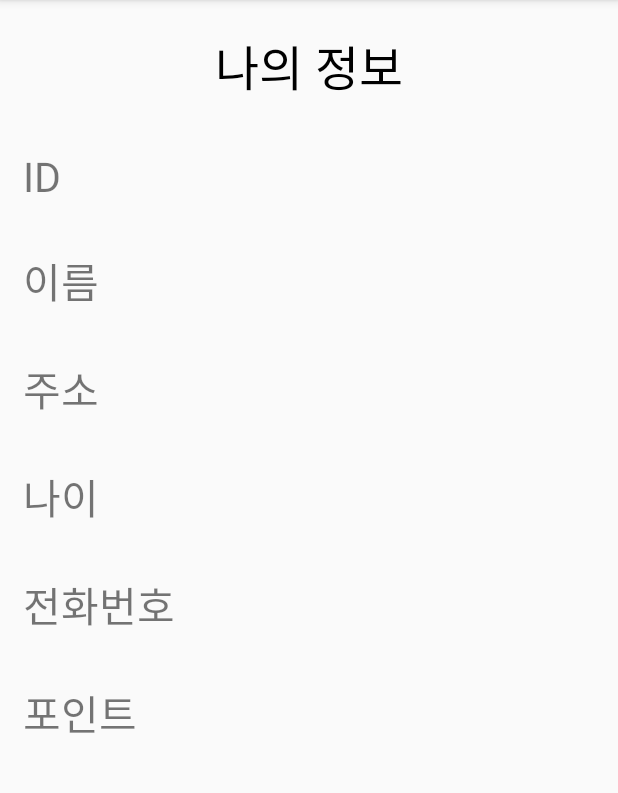
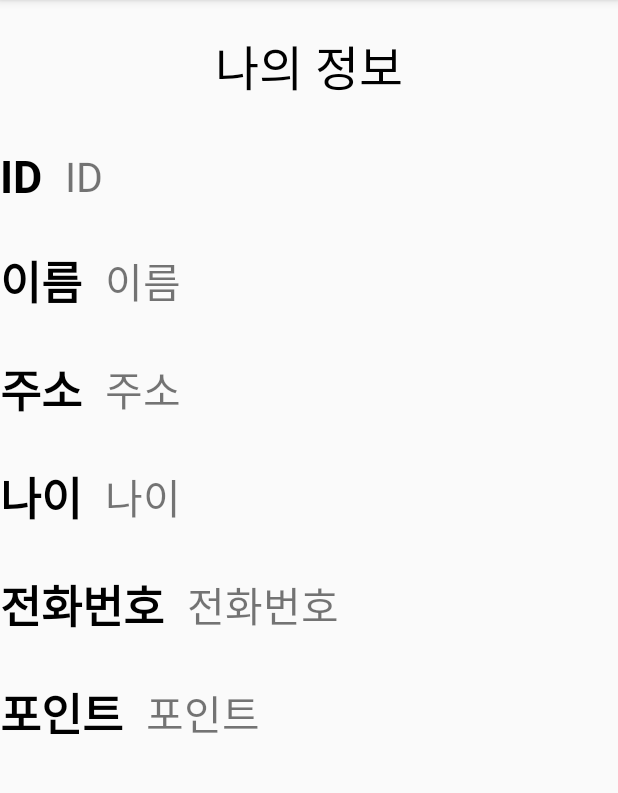
Before and after one commit to puppy9207/SubwayApp, an Android app: the fragment MyInfo shown on its own in the app's theme, on a phone screen of 412 x 824 dp, the part 84-877 px from its top. Run offline under Robolectric (Android 15) with nearby library versions, the phone set to English and light mode, and no system bars.

```diff
--- a/app/src/main/java/com/example/puppy/subwayapp/Login.java
+++ b/app/src/main/java/com/example/puppy/subwayapp/Login.java
@@ -99,7 +99,7 @@ public class Login extends Fragment {
     }
 
     /**
-     *  가져온 JWT 토큰을 SharedPreferences 영영게 저장한다.
+     *  가져온 JWT 토큰을 SharedPreferences 영역에 저장한다.
      */
     private void saveJWT(String JWT)
     {
@@ -117,7 +117,14 @@ public class Login extends Fragment {
      */
     private boolean isLogedin()
     {
-        SharedPreferences setting = getActivity().getSharedPreferences("login",0);
+        SharedPreferences setting = null;
+        try{
+            setting = getActivity().getSharedPreferences("login",0);
+        }catch(NullPointerException e){
+            Log.e("로그인 에러", "로그인 안되있음 - 익셉션 핸들링 완료;");
+            setting = null;
+            return false;
+        }
 
         if(setting.getString("JWT","notExist").equals("notExist"))
         {
--- a/app/src/main/java/com/example/puppy/subwayapp/MyInfo.java
+++ b/app/src/main/java/com/example/puppy/subwayapp/MyInfo.java
@@ -1,12 +1,22 @@
 package com.example.puppy.subwayapp;
 
 
+import android.app.Activity;
+import android.content.SharedPreferences;
 import android.os.Bundle;
 import android.support.v4.app.Fragment;
+import android.util.Log;
 import android.view.LayoutInflater;
 import android.view.View;
 import android.view.ViewGroup;
 import android.widget.TextView;
+import android.widget.Toast;
+
+import com.example.puppy.subwayapp.task.TaskGet;
+import com.example.puppy.subwayapp.vo.ClientVO;
+import com.fasterxml.jackson.databind.ObjectMapper;
+
+import java.nio.file.Path;
 
 
 /**
@@ -15,7 +25,7 @@ import android.widget.TextView;
 public class MyInfo extends Fragment {
 
     TextView myInfoId,myInfoName,myInfoAddr,myInfoTel,myInfoPoint,myInfoAge;
-
+    Activity activity;
     public MyInfo() {
         // Required empty public constructor
     }
@@ -25,6 +35,9 @@ public class MyInfo extends Fragment {
     public View onCreateView(LayoutInflater inflater, ViewGroup container,
                              Bundle savedInstanceState) {
         ViewGroup root = (ViewGroup) inflater.inflate(R.layout.fragment_my_info, container, false);
+        activity = getActivity();
+        ClientVO vo = getClientInfo();
+
         myInfoId = (TextView)root.findViewById(R.id.myInfoId);
         myInfoName = (TextView)root.findViewById(R.id.myInfoName);
         myInfoAddr= (TextView)root.findViewById(R.id.myInfoAddr);
@@ -33,7 +46,78 @@ public class MyInfo extends Fragment {
         myInfoAge = (TextView)root.findViewById(R.id.myInfoAge);
 
         //setText로 보여주기만 하면됩니다
+
+        if(getClientInfo() != null)
+        {
+            myInfoId.setText(vo.getId());
+            myInfoName.setText(vo.getName());
+            myInfoAddr.setText(vo.getAddress());
+            myInfoTel.setText(vo.getTel());
+            myInfoPoint.setText(""+vo.getPoint());
+            myInfoAge.setText(""+vo.getAge());
+        }
+
         return root;
     }
 
+
+    /**
+     * 로그인 되있는지 안되있는지를 확인하고 로그인 되어있으면 clientVO를 웹이서 가져오는 함수
+     * @return
+     */
+    private ClientVO getClientInfo()
+    {
+        SharedPreferences setting;
+        String jwt;
+        if(isLogedin())
+        {
+            setting = activity.getSharedPreferences("login",0);
+            jwt = setting.getString("JWT","");
+            return sendData(jwt);
+        }else{
+            return null;
+        }
+    }
+
+
+    /**
+     * 사용자가  로그인 했는지 안했는지 확인
+     * @return   로그인 되있으면 true 없으면 false;
+     */
+    private boolean isLogedin()
+    {
+        SharedPreferences setting = null;
+        try{
+            setting = activity.getSharedPreferences("login",0);
+        }catch(NullPointerException e){
+            Log.e("로그인 에러", "로그인 안되있음 - 익셉션 핸들링 완료;");
+            setting = null;
+            return false;
+        }
+        if(setting.getString("JWT","notExist").equals("notExist"))
+        {
+            Toast.makeText(getActivity(), "로그인 안되있음", Toast.LENGTH_SHORT).show();
+            return false;
+        }else{
+            return true;
+        }
+    }
+
+    /**
+     * 웹으로 JWT를 보내고 Client 데이터 가져오는 함수
+     * @param jwt 내 디바이스에서 가져온 jwt
+     */
+    private ClientVO sendData(String jwt)
+    {
+        TaskGet task = new TaskGet("api/getClientInfo.json","?jwt="+jwt);
+        ObjectMapper mapper = new ObjectMapper();
+        try{
+            String result = task.execute().get();
+
+           return  mapper.readValue(result,ClientVO.class);
+        }catch (Exception e){
+            e.printStackTrace();
+        }
+        return null;
+    }
 }
--- a/app/src/main/java/com/example/puppy/subwayapp/NoticeContext.java
+++ b/app/src/main/java/com/example/puppy/subwayapp/NoticeContext.java
@@ -41,7 +41,6 @@ public class NoticeContext extends Fragment {
         return root;
     }
 
-
     /**
      * 공지사항 VO를 메인 엑티비티에서 입력받아서 설정한다.
      * @param vo     공지사항 VO
@@ -52,4 +51,5 @@ public class NoticeContext extends Fragment {
         this.contents = vo.getContent();
         this.author   = vo.getUser_id();
     }
+
 }
--- a/app/src/main/res/layout/fragment_my_info.xml
+++ b/app/src/main/res/layout/fragment_my_info.xml
@@ -6,6 +6,11 @@
     tools:context="com.example.puppy.subwayapp.MyInfo">
 
     <!-- TODO: Update blank fragment layout -->
+
+    <LinearLayout
+        android:layout_width="match_parent"
+        android:layout_height="wrap_content"
+        android:orientation="vertical">
 
         <TextView
             android:id="@+id/textView17"
@@ -18,6 +23,23 @@
             android:textColor="@color/black"
             android:textSize="32sp" />
 
+    </LinearLayout>
+
+    <LinearLayout
+        android:layout_width="match_parent"
+        android:layout_height="wrap_content"
+        android:gravity="center"
+        android:orientation="horizontal">
+
+        <TextView
+            android:id="@+id/textView18"
+            android:layout_width="wrap_content"
+            android:layout_height="wrap_content"
+            android:text="ID"
+            android:textColor="#000000"
+            android:textSize="30sp"
+            android:textStyle="bold" />
+
         <TextView
             android:id="@+id/myInfoId"
             android:layout_width="match_parent"
@@ -25,6 +47,22 @@
             android:layout_margin="15dp"
             android:text="ID"
             android:textSize="27sp" />
+    </LinearLayout>
+
+    <LinearLayout
+        android:layout_width="match_parent"
+        android:layout_height="wrap_content"
+        android:gravity="center"
+        android:orientation="horizontal">
+
+        <TextView
+            android:id="@+id/textView19"
+            android:layout_width="wrap_content"
+            android:layout_height="wrap_content"
+            android:text="이름"
+            android:textColor="#000000"
+            android:textSize="30sp"
+            android:textStyle="bold" />
 
         <TextView
             android:id="@+id/myInfoName"
@@ -33,6 +71,22 @@
             android:layout_margin="15dp"
             android:text="이름"
             android:textSize="27sp" />
+    </LinearLayout>
+
+    <LinearLayout
+        android:layout_width="match_parent"
+        android:layout_height="wrap_content"
+        android:gravity="center"
+        android:orientation="horizontal">
+
+        <TextView
+            android:id="@+id/textView20"
+            android:layout_width="wrap_content"
+            android:layout_height="wrap_content"
+            android:text="주소"
+            android:textColor="#000000"
+            android:textSize="30sp"
+            android:textStyle="bold" />
 
         <TextView
             android:id="@+id/myInfoAddr"
@@ -41,6 +95,22 @@
             android:layout_margin="15dp"
             android:text="주소"
             android:textSize="27sp" />
+    </LinearLayout>
+
+    <LinearLayout
+        android:layout_width="match_parent"
+        android:layout_height="wrap_content"
+        android:gravity="center"
+        android:orientation="horizontal">
+
+        <TextView
+            android:id="@+id/textView21"
+            android:layout_width="wrap_content"
+            android:layout_height="wrap_content"
+            android:text="나이"
+            android:textColor="#000000"
+            android:textSize="30sp"
+            android:textStyle="bold" />
 
         <TextView
             android:id="@+id/myInfoAge"
@@ -49,6 +119,22 @@
             android:layout_margin="15dp"
             android:text="나이"
             android:textSize="27sp" />
+    </LinearLayout>
+
+    <LinearLayout
+        android:layout_width="match_parent"
+        android:layout_height="wrap_content"
+        android:gravity="center"
+        android:orientation="horizontal">
+
+        <TextView
+            android:id="@+id/textView22"
+            android:layout_width="wrap_content"
+            android:layout_height="wrap_content"
+            android:text="전화번호"
+            android:textColor="#000000"
+            android:textSize="30sp"
+            android:textStyle="bold" />
 
         <TextView
             android:id="@+id/myInfoTel"
@@ -57,6 +143,22 @@
             android:layout_margin="15dp"
             android:text="전화번호"
             android:textSize="27sp" />
+    </LinearLayout>
+
+    <LinearLayout
+        android:layout_width="match_parent"
+        android:layout_height="wrap_content"
+        android:gravity="center"
+        android:orientation="horizontal">
+
+        <TextView
+            android:id="@+id/textView23"
+            android:layout_width="wrap_content"
+            android:layout_height="wrap_content"
+            android:text="포인트"
+            android:textColor="#000000"
+            android:textSize="30sp"
+            android:textStyle="bold" />
 
         <TextView
             android:id="@+id/myInfoPoint"
@@ -66,3 +168,5 @@
             android:text="포인트"
             android:textSize="27sp" />
     </LinearLayout>
+
+</LinearLayout>
```
Lines whose indentation alone changed are shown as unchanged.
